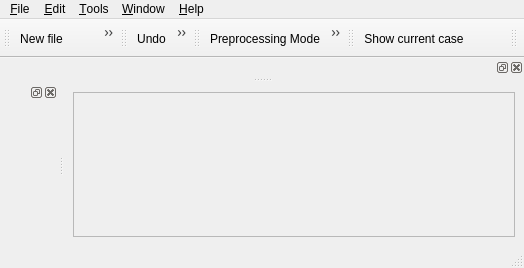
Qt form gui/Base/MainForm.ui (code-saturne/code_saturne) before a commit.
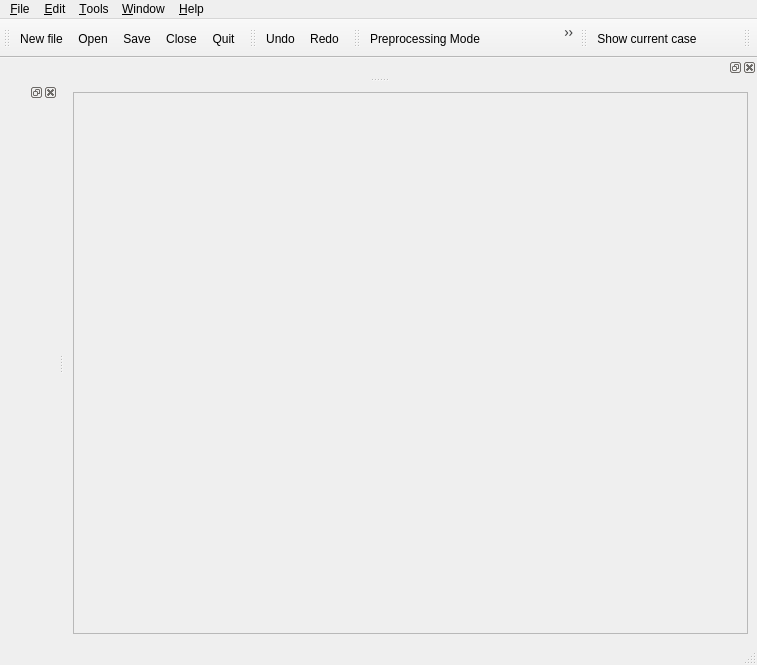
The same form after that commit. Icons and pictures are not drawn.

Commit message: GUI improvement: better handling of doc pdf's than in commit 93735a3

What changed in the file:
```diff
--- a/gui/Base/MainForm.ui
+++ b/gui/Base/MainForm.ui
@@ -7,8 +7,8 @@
    <rect>
     <x>0</x>
     <y>0</y>
-    <width>524</width>
-    <height>268</height>
+    <width>757</width>
+    <height>665</height>
    </rect>
   </property>
   <property name="windowTitle">
@@ -37,8 +37,8 @@
     <rect>
      <x>0</x>
      <y>0</y>
-     <width>524</width>
-     <height>23</height>
+     <width>757</width>
+     <height>27</height>
     </rect>
    </property>
    <widget class="QMenu" name="menuO_ptions">
```
Left out of the diff: 57 changed lines with no effect on the pictures. The commit also changes 1 other file.
